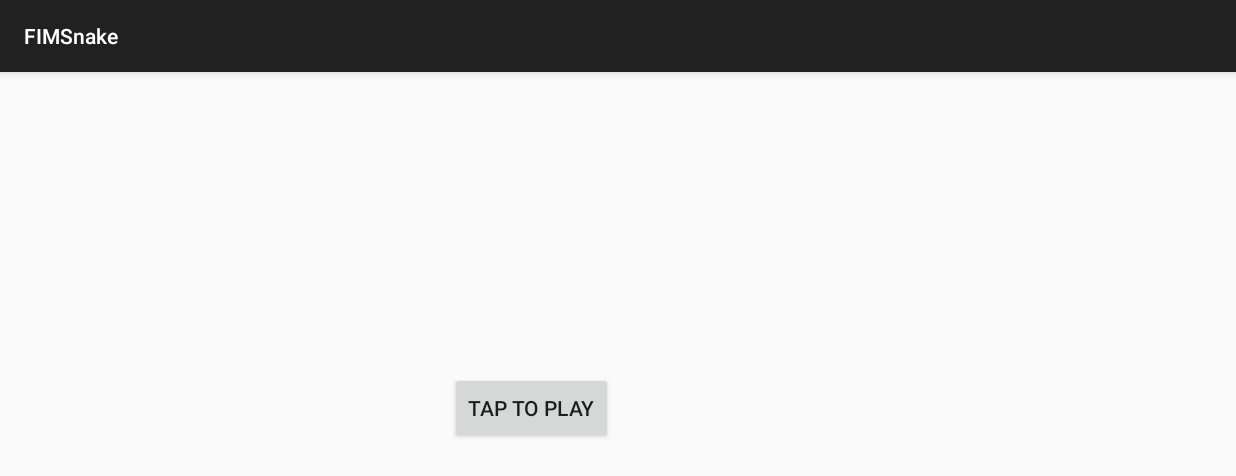
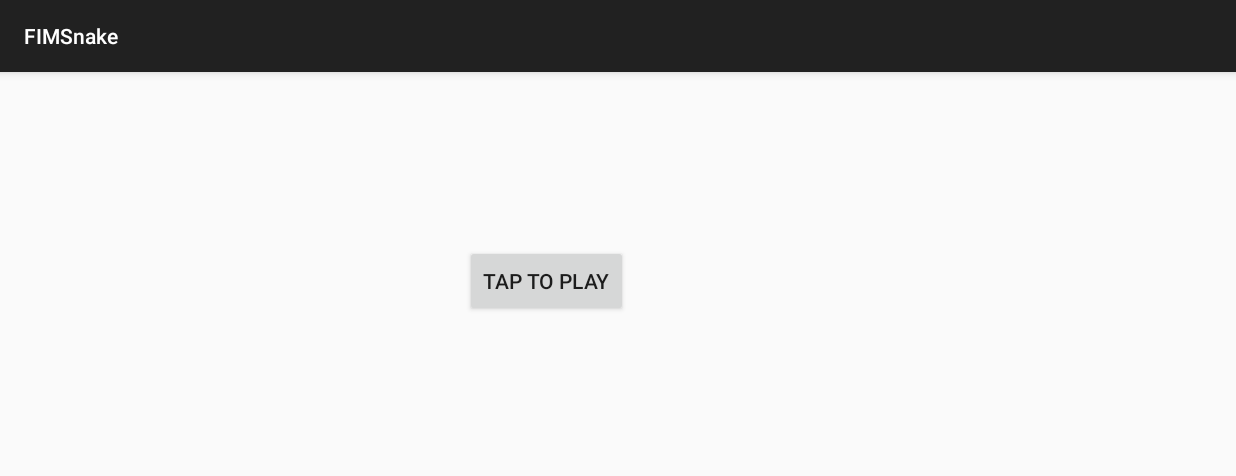
Before and after one commit to hajeklu/FIMSnake, an Android app: the screen it shows after launch (MainActivity), on a phone screen of 824 x 412 dp (held sideways). Shown: the top 476 px of the screen. Run offline under Robolectric (Android 15) with nearby library versions, the phone set to English and light mode, and no system bars.

Commit message:
In progress

```diff
--- a/app/src/main/AndroidManifest.xml
+++ b/app/src/main/AndroidManifest.xml
@@ -9,7 +9,7 @@
         android:roundIcon="@mipmap/ic_launcher_round"
         android:supportsRtl="true"
         android:theme="@style/AppTheme">
-        <activity android:name=".MainActivity"
+        <activity android:name=".activity.MainActivity"
             android:screenOrientation="landscape"
             android:label="@string/app_name"
             android:theme="@style/MyTheme"
@@ -20,6 +20,10 @@
                 <category android:name="android.intent.category.LAUNCHER" />
             </intent-filter>
         </activity>
+        <activity android:name=".activity.GameActivity"
+            android:screenOrientation="landscape"
+            android:theme="@style/MyTheme">
+            ></activity>
     </application>
 
 </manifest>
--- /dev/null
+++ b/app/src/main/java/cz/uhk/fimsnake/activity/MainActivity.java
@@ -0,0 +1,29 @@
+package cz.uhk.fimsnake.activity;
+
+import android.content.Intent;
+import android.support.v7.app.AppCompatActivity;
+import android.os.Bundle;
+import android.view.View;
+import android.widget.Button;
+
+import cz.uhk.fimsnake.R;
+
+public class MainActivity extends AppCompatActivity {
+
+    @Override
+    protected void onCreate(Bundle savedInstanceState) {
+        super.onCreate(savedInstanceState);
+        setContentView(R.layout.activity_main);
+
+        Button playButton = findViewById(R.id.playbtn);
+
+        playButton.setOnClickListener(new View.OnClickListener() {
+            @Override
+            public void onClick(View v) {
+                Intent intent = new Intent(MainActivity.this, GameActivity.class);
+                startActivity(intent);
+            }
+        });
+
+    }
+}
--- a/app/src/main/res/layout/activity_main.xml
+++ b/app/src/main/res/layout/activity_main.xml
@@ -4,22 +4,15 @@
     xmlns:tools="http://schemas.android.com/tools"
     android:layout_width="match_parent"
     android:layout_height="match_parent"
-    tools:context=".MainActivity">
+    tools:context=".activity.MainActivity">
 
     <Button
-        android:id="@+id/startButton"
+        android:id="@+id/playbtn"
         android:layout_width="wrap_content"
-        android:layout_height="0dp"
-        android:layout_marginStart="300dp"
-        android:layout_marginTop="200dp"
+        android:layout_height="wrap_content"
+        android:layout_marginStart="310dp"
+        android:layout_marginTop="115dp"
         android:text="Tap to play"
         app:layout_constraintStart_toStartOf="parent"
         app:layout_constraintTop_toTopOf="parent" />
-
-    <android.support.constraint.Guideline
-        android:id="@+id/guideline"
-        android:layout_width="wrap_content"
-        android:layout_height="wrap_content"
-        android:orientation="horizontal"
-        app:layout_constraintGuide_begin="20dp" />
 </android.support.constraint.ConstraintLayout>
```
Also changed, not shown: app/src/main/java/cz/uhk/fimsnake/MainActivity.java (deleted, +0 -17 lines), app/src/main/java/cz/uhk/fimsnake/activity/GameActivity.java (added, +19 -0 lines), app/src/main/java/cz/uhk/fimsnake/view/GameView.java (added, +28 -0 lines).
